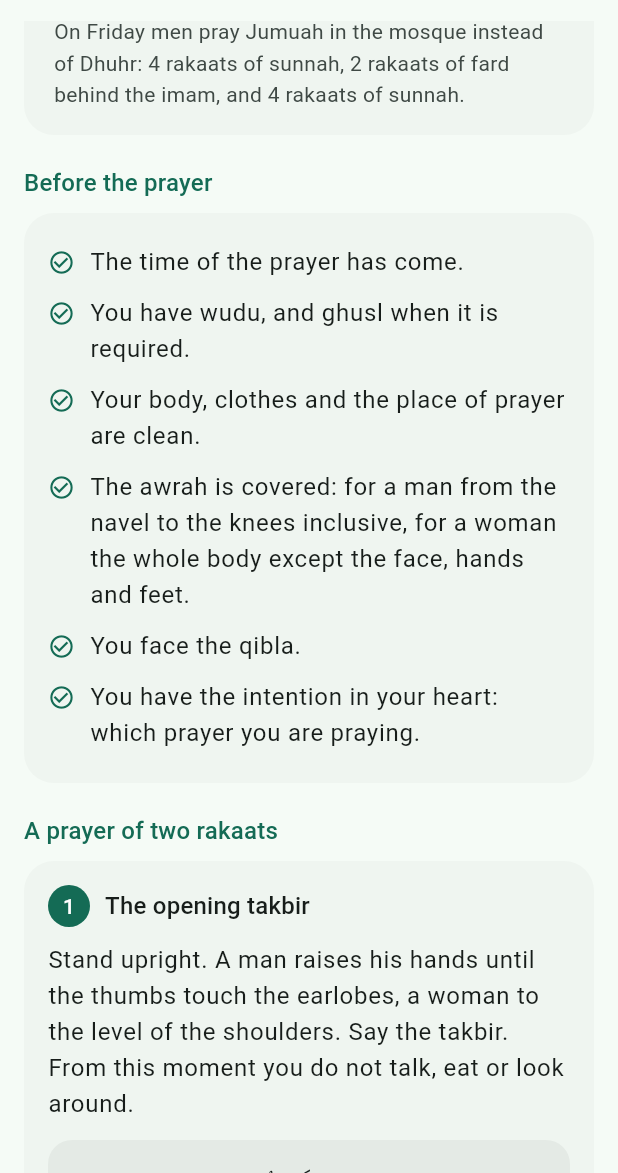
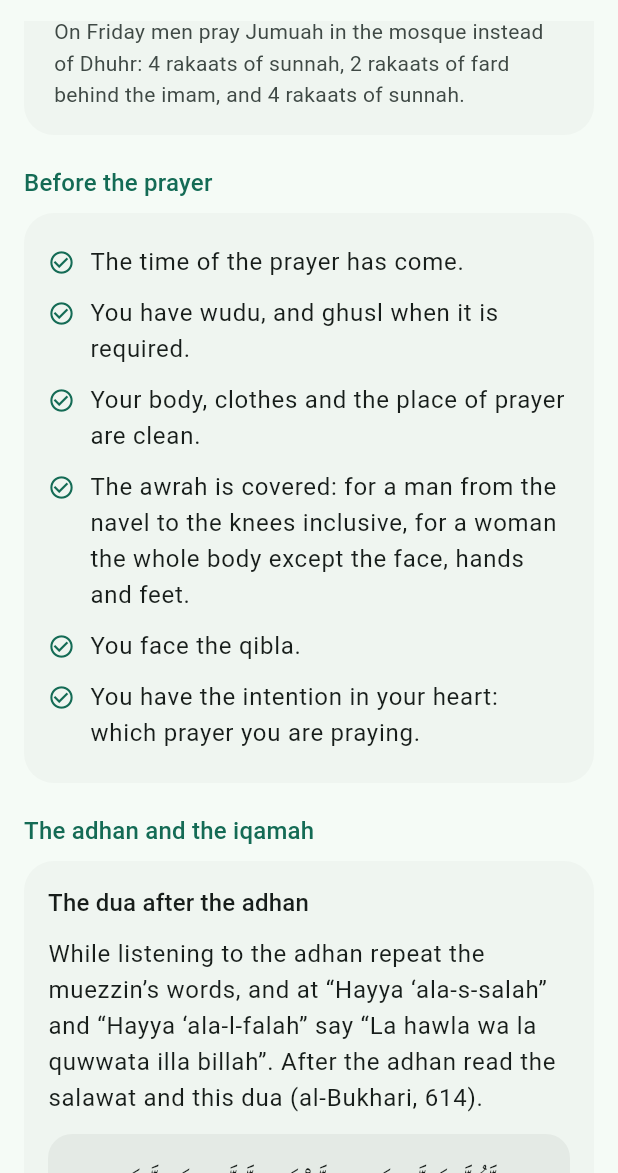
Before and after one commit to nwctr1nity/MyFaith, a Flutter app: the PrayerGuideScreen screen opened directly, scrolled down 576 dp, on a phone screen of 412 x 824 dp, the part 63-1236 px from its top. Run offline on Flutter 3.47's test engine with Material 3 defaults, Android fonts, the phone set to English and light mode, and no system bars; our stand-ins replace file_picker, flutter_compass, flutter_local_notifications, flutter_riverpod, flutter_timezone, geolocator and 8 more; missing offline and left inert: adhan_dart; accounts and stored records are empty; statements that could not run were skipped.

Commit message:
Add the dua after the adhan and the iqamah to the prayer guide
Co-Authored-By: Claude Fable 5.2 <noreply@anthropic.com>
Claude-Session: https://claude.ai/code/session_01B8Ug9366CVfvu2TyTToFeS

```diff
--- a/lib/core/content/prayer_guide.dart
+++ b/lib/core/content/prayer_guide.dart
@@ -129,6 +129,72 @@ const guideBefore = <Tr>[
     'В сердце есть намерение: какую именно молитву вы совершаете.',
     'You have the intention in your heart: which prayer you are praying.',
     'النية بالقلب: تعيين الصلاة التي تصليها.',
+  ),
+];
+
+/// What surrounds the adhan: kept short, the guide is long as it is.
+const guideAdhan = <GuideStep>[
+  GuideStep(
+    title: Tr('Дуа после азана', 'The dua after the adhan', 'الدعاء بعد الأذان'),
+    text: Tr(
+      'Слушая азан, повторяйте слова муэдзина, а на «Хаййа ‘аля-с-салях» и '
+          '«Хаййа ‘аля-ль-фалях» говорите «Ля хауля ва ля куввата илля '
+          'биллях». После азана прочитайте салават и это дуа (аль-Бухари, '
+          '614).',
+      'While listening to the adhan repeat the muezzin’s words, and at '
+          '“Hayya ‘ala-s-salah” and “Hayya ‘ala-l-falah” say “La hawla wa la '
+          'quwwata illa billah”. After the adhan read the salawat and this '
+          'dua (al-Bukhari, 614).',
+      'ردِّد ما يقول المؤذن، وقل عند الحيعلتين: «لا حول ولا قوة إلا بالله». '
+          'وبعد الأذان صلِّ على النبي ﷺ ثم ادعُ بهذا الدعاء (البخاري، 614).',
+    ),
+    recital: Recital(
+      arabic:
+          'اللَّهُمَّ رَبَّ هَذِهِ الدَّعْوَةِ التَّامَّةِ، وَالصَّلَاةِ '
+          'الْقَائِمَةِ، آتِ مُحَمَّدًا الْوَسِيلَةَ وَالْفَضِيلَةَ، '
+          'وَابْعَثْهُ مَقَامًا مَحْمُودًا الَّذِي وَعَدْتَهُ',
+      latin:
+          'Allahumma Rabba hadhihi-d-da‘wati-t-tammah, wa-s-salati-l-qa’imah, '
+          'ati Muhammadan al-wasilata wa-l-fadilah, wab‘ath-hu maqaman '
+          'mahmudan alladhi wa‘adtah',
+      cyrillic:
+          'Аллахумма Рабба хазихи-д-да‘вати-т-таммати ва-с-саляти-ль-ка’има, '
+          'ати Мухаммадан аль-василята ва-ль-фадыля, ваб‘асху макаман '
+          'махмудан аллязи ва‘адтах',
+      meaning: Tr(
+        'О Аллах, Господь этого совершенного призыва и начинающейся молитвы, '
+            'даруй Мухаммаду аль-Василю и высокое положение и возведи его '
+            'на достохвальное место, которое Ты ему обещал.',
+        'O Allah, Lord of this perfect call and of the prayer about to be '
+            'established, grant Muhammad al-Wasilah and the high rank, and '
+            'raise him to the praised station that You have promised him.',
+        '',
+      ),
+    ),
+  ),
+  GuideStep(
+    title: Tr('Икама', 'The iqamah', 'الإقامة'),
+    text: Tr(
+      'Икама произносится прямо перед фардом. Её слова те же, что в азане, '
+          'и повторяются столько же раз, а после «Хаййа ‘аля-ль-фалях» '
+          'дважды добавляется эта фраза. Икаму читают быстрее азана. '
+          'Мужчине, который молится один, читать её желательно, женщины '
+          'её не читают.',
+      'The iqamah is said right before the fard prayer. Its words are those '
+          'of the adhan, repeated the same number of times, and after “Hayya '
+          '‘ala-l-falah” this phrase is added twice. It is said faster than '
+          'the adhan. A man praying alone is recommended to say it; women '
+          'do not say it.',
+      'تُقال الإقامة قبل الفرض مباشرة، وألفاظها كألفاظ الأذان مثنى مثنى، '
+          'ويُزاد بعد «حيّ على الفلاح» هذا اللفظ مرتين. وتُحدَر الإقامة '
+          'أسرع من الأذان. وهي مستحبة للرجل المنفرد، ولا تقيم المرأة.',
+    ),
+    recital: Recital(
+      arabic: 'قَدْ قَامَتِ الصَّلَاةُ',
+      latin: 'Qad qamati-s-salah',
+      cyrillic: 'Кад камати-с-салях',
+      meaning: Tr('Молитва началась.', 'The prayer has begun.', ''),
+    ),
   ),
 ];
 
--- a/lib/features/prayer_guide/prayer_guide_screen.dart
+++ b/lib/features/prayer_guide/prayer_guide_screen.dart
@@ -160,6 +160,10 @@ class PrayerGuideScreen extends StatelessWidget {
             ),
           ),
           const SizedBox(height: 20),
+          Text(l.guideAdhan, style: heading),
+          const SizedBox(height: 8),
+          for (final step in guideAdhan) _StepCard(step: step),
+          const SizedBox(height: 12),
           Text(l.guideSteps, style: heading),
           const SizedBox(height: 8),
           for (var i = 0; i < guideSteps.length; i++)
--- a/lib/l10n/app_ar.arb
+++ b/lib/l10n/app_ar.arb
@@ -281,5 +281,6 @@
   "backupNotOurs": "هذا ليس ملف نسخة احتياطية من MyFaith",
   "backupRestoreConfirm": "ستُستبدل الإعدادات والعلامات والعدّادات الحالية بما في الملف.",
   "backupRestoreAction": "استعادة",
-  "backupRestored": "تمت الاستعادة من الملف"
+  "backupRestored": "تمت الاستعادة من الملف",
+  "guideAdhan": "الأذان والإقامة"
 }
--- a/lib/l10n/app_en.arb
+++ b/lib/l10n/app_en.arb
@@ -554,5 +554,6 @@
   "backupNotOurs": "This is not a MyFaith backup file",
   "backupRestoreConfirm": "The current settings, bookmarks and counters will be replaced with the ones from the file.",
   "backupRestoreAction": "Restore",
-  "backupRestored": "Restored from the file"
+  "backupRestored": "Restored from the file",
+  "guideAdhan": "The adhan and the iqamah"
 }
--- a/lib/l10n/app_localizations.dart
+++ b/lib/l10n/app_localizations.dart
@@ -1791,6 +1791,12 @@ abstract class AppLocalizations {
   /// In en, this message translates to:
   /// **'Restored from the file'**
   String get backupRestored;
+
+  /// No description provided for @guideAdhan.
+  ///
+  /// In en, this message translates to:
+  /// **'The adhan and the iqamah'**
+  String get guideAdhan;
 }
 
 class _AppLocalizationsDelegate
--- a/lib/l10n/app_localizations_ar.dart
+++ b/lib/l10n/app_localizations_ar.dart
@@ -952,4 +952,7 @@ class AppLocalizationsAr extends AppLocalizations {
 
   @override
   String get backupRestored => 'تمت الاستعادة من الملف';
+
+  @override
+  String get guideAdhan => 'الأذان والإقامة';
 }
--- a/lib/l10n/app_localizations_en.dart
+++ b/lib/l10n/app_localizations_en.dart
@@ -963,4 +963,7 @@ class AppLocalizationsEn extends AppLocalizations {
 
   @override
   String get backupRestored => 'Restored from the file';
+
+  @override
+  String get guideAdhan => 'The adhan and the iqamah';
 }
--- a/lib/l10n/app_localizations_ru.dart
+++ b/lib/l10n/app_localizations_ru.dart
@@ -963,4 +963,7 @@ class AppLocalizationsRu extends AppLocalizations {
 
   @override
   String get backupRestored => 'Восстановлено из файла';
+
+  @override
+  String get guideAdhan => 'Азан и икама';
 }
--- a/lib/l10n/app_ru.arb
+++ b/lib/l10n/app_ru.arb
@@ -281,5 +281,6 @@
   "backupNotOurs": "Это не файл резервной копии MyFaith",
   "backupRestoreConfirm": "Текущие настройки, закладки и счётчики будут заменены теми, что в файле.",
   "backupRestoreAction": "Восстановить",
-  "backupRestored": "Восстановлено из файла"
+  "backupRestored": "Восстановлено из файла",
+  "guideAdhan": "Азан и икама"
 }
```
